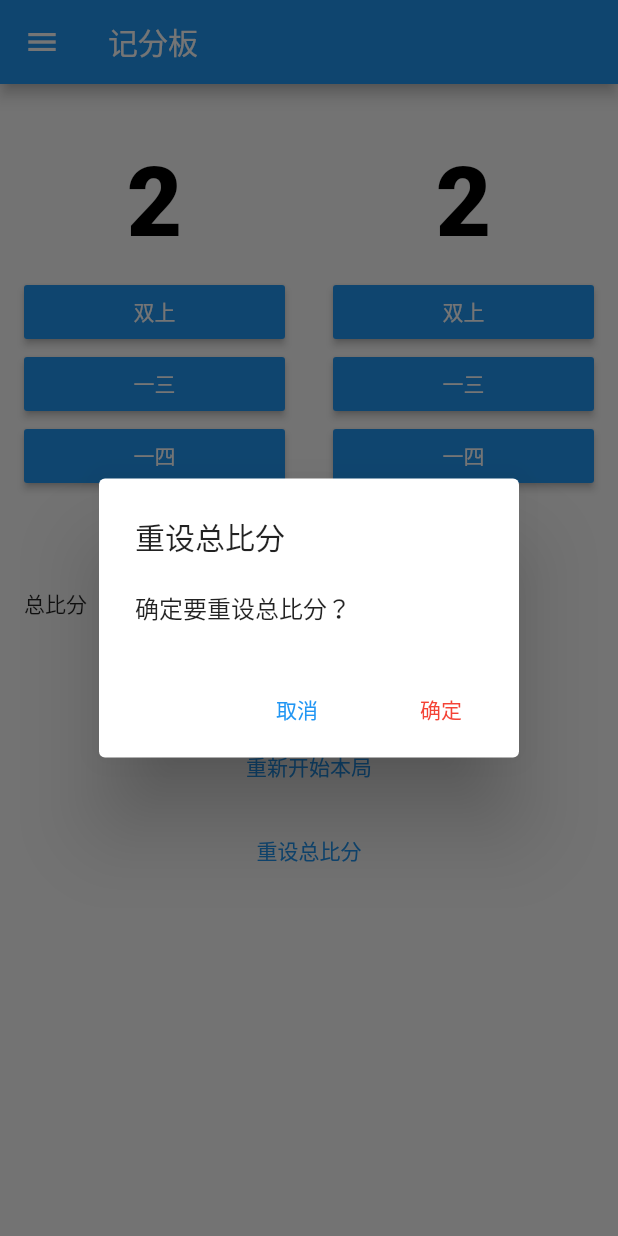
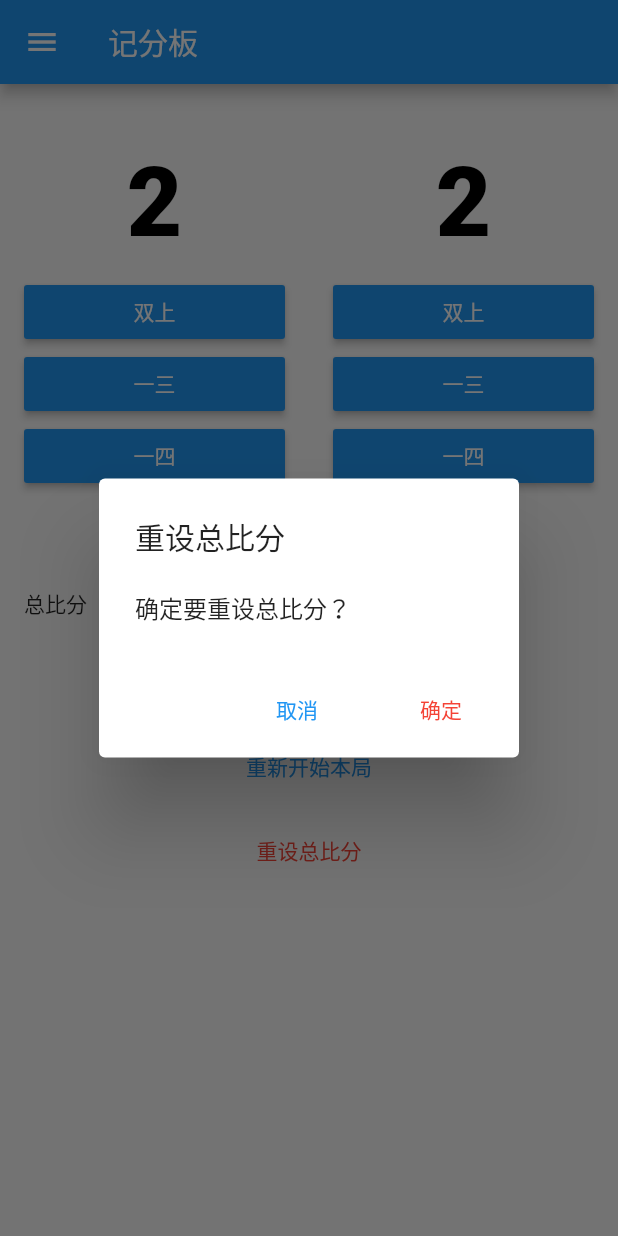
Before and after one commit to xnth97/gdscore, a Flutter app: the screen it shows after launch, after a tap on "重设总比分", on a phone screen of 412 x 824 dp. Run offline on Flutter 3.47's test engine with Material 2 defaults, Android fonts, the phone set to English and light mode, and no system bars.

Commit message:
update colors

```diff
--- a/lib/drawer.dart
+++ b/lib/drawer.dart
@@ -4,6 +4,8 @@ import 'about_page.dart';
 class AppDrawer extends StatelessWidget {
   @override
   Widget build(BuildContext context) {
+    var themeData = Theme.of(context);
+
     return Drawer(
       child: ListView(
         children: <Widget>[
@@ -20,7 +22,7 @@ class AppDrawer extends StatelessWidget {
               ),
             ),
             decoration: BoxDecoration(
-              color: Colors.blue,
+              color: themeData.primaryColor,
             ),
           ),
 //          ListTile(
@@ -32,6 +34,7 @@ class AppDrawer extends StatelessWidget {
 //          Divider(),
           ListTile(
             title: Text('关于'),
+            leading: Icon(Icons.help),
             onTap: () {
               Navigator.pop(context);
               Navigator.push(context,
--- a/lib/guandan.dart
+++ b/lib/guandan.dart
@@ -57,7 +57,7 @@ class GDGame {
     lastWinner = side;
     if (scoreMap[side] == 1) {
       // win this round
-      totalScoreMap[side] ++;
+      totalScoreMap[side]++;
       scoreMap[side] = scoreWin;
       return;
     }
@@ -77,7 +77,7 @@ class GDGame {
 
     var otherSide = GDGame.getOtherSide(side);
     if (scoreMap[otherSide] == 1) {
-      numOfA[otherSide] ++;
+      numOfA[otherSide]++;
       if (numOfA[otherSide] == maxRoundOfA) {
         scoreMap[otherSide] = 2;
         numOfA[otherSide] = 0;
--- a/lib/main.dart
+++ b/lib/main.dart
@@ -20,6 +20,7 @@ class App extends StatelessWidget {
         // Notice that the counter didn't reset back to zero; the application
         // is not restarted.
         primaryColor: Colors.blue,
+        errorColor: Colors.red,
       ),
       home: ScoreboardPage(),
     );
--- a/lib/scoreboard_page.dart
+++ b/lib/scoreboard_page.dart
@@ -152,7 +152,7 @@ class _ScoreboardState extends State<ScoreboardPage> {
             padding: EdgeInsets.symmetric(horizontal: 16.0),
             child: FlatButton(
               child: Text('重设总比分'),
-              textColor: themeData.primaryColor,
+              textColor: themeData.errorColor,
               onPressed: () {
                 showActionAlert(
                     context: context,
```
Also changed, not shown: 1 other file.
